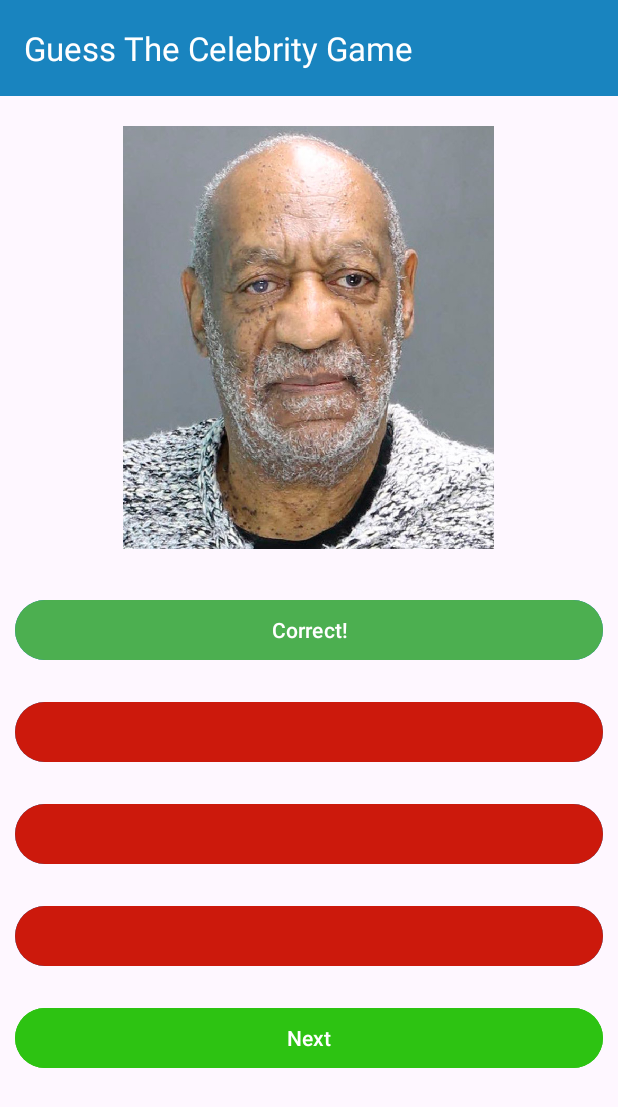
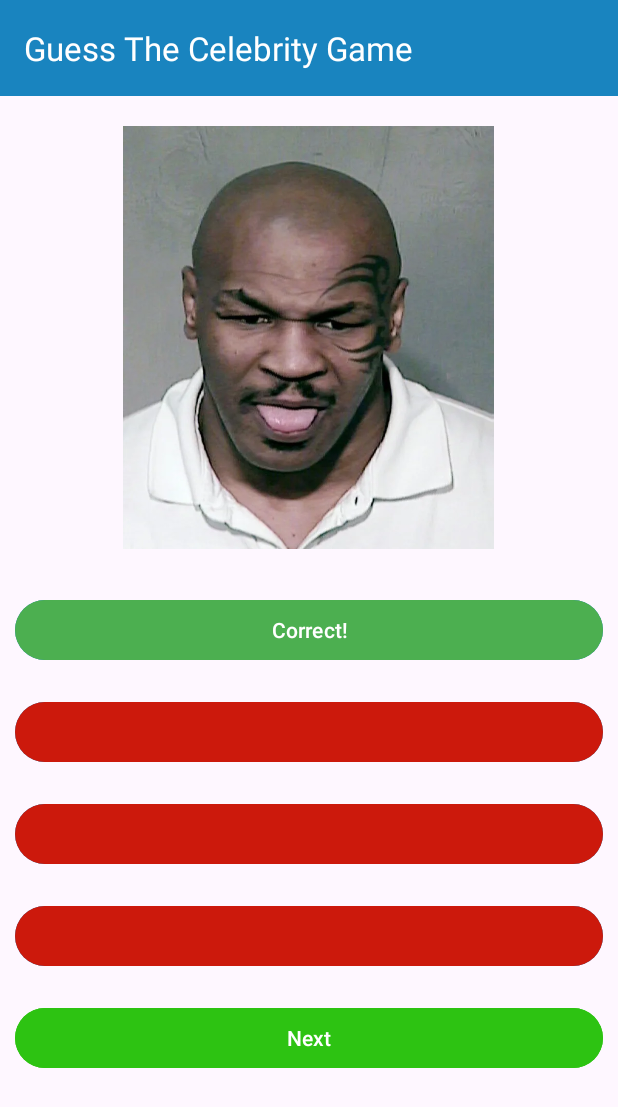
Before and after one commit to Pmacdon15/Guess-The-Celebrity-Game, an Android app: the GameActivity screen opened directly, with no data from a screen before it, after a tap on "Mike Tyson", on a phone screen of 412 x 824 dp. Shown: the top 1107 px of the screen. Run offline under Robolectric (Android 15) with nearby library versions, the phone set to English and light mode, and no system bars; 3 other taps on this screen came first.

Commit message:
game now has two images

```diff
--- a/app/src/main/java/com/example/assignment_2_project/GameActivity.java
+++ b/app/src/main/java/com/example/assignment_2_project/GameActivity.java
@@ -3,17 +3,22 @@ package com.example.assignment_2_project;
 import android.os.Bundle;
 import android.util.Log;
 import android.widget.Button;
+import android.widget.ImageView;
 
 import androidx.annotation.StringRes;
 import androidx.appcompat.app.AppCompatActivity;
 
 public class GameActivity extends AppCompatActivity {
 
+    private ImageView imageViewCelebrity;
     private Button buttonAnswer1;
     private Button buttonAnswer2;
     private Button buttonAnswer3;
-    private Button buttonNextRound;
+    private Button buttonAnswer4;
+    private Button buttonNext;
     private final String[] correctGuesses = {"Bill Cosby", "Mike Tyson"};
+    private final int[] resourceFiles = {R.drawable.cosby, R.drawable.tyson};
+
     // 2D array of incorrect guesses for each round
     private final String[][] incorrectGuesses = {
             {"Bill Nye", "Bill Gates", "Bill Clinton"},
@@ -29,11 +34,12 @@ public class GameActivity extends AppCompatActivity {
         super.onCreate(savedInstanceState);
         setContentView(R.layout.activity_game);
 
+        imageViewCelebrity = findViewById(R.id.imageView_Celebrity);
         buttonAnswer1 = findViewById(R.id.button_Answer1);
         buttonAnswer2 = findViewById(R.id.button_Answer2);
         buttonAnswer3 = findViewById(R.id.button_Answer3);
-        buttonNextRound = findViewById(R.id.button_Answer4);
-        Button buttonNext = findViewById(R.id.button_Next);
+        buttonAnswer4 = findViewById(R.id.button_Answer4);
+        buttonNext = findViewById(R.id.button_Next);
 
         setupButtons(0);
 
@@ -48,20 +54,27 @@ public class GameActivity extends AppCompatActivity {
 
 
     private void setupButtons(int round) {
+        imageViewCelebrity.setImageResource(resourceFiles[round]);
         buttonAnswer1.setText(correctGuesses[round]);
         buttonAnswer2.setText(incorrectGuesses[round][0]);
         buttonAnswer3.setText(incorrectGuesses[round][1]);
-        buttonNextRound.setText(incorrectGuesses[round][2]);
+        buttonAnswer4.setText(incorrectGuesses[round][2]);
+
+        buttonAnswer1.setBackgroundColor(getResources().getColor(R.color.blue, null));
+        buttonAnswer2.setBackgroundColor(getResources().getColor(R.color.blue, null));
+        buttonAnswer3.setBackgroundColor(getResources().getColor(R.color.blue, null));
+        buttonAnswer4.setBackgroundColor(getResources().getColor(R.color.blue, null));
+
 
         buttonAnswer1.setOnClickListener(view -> {
             buttonAnswer1.setText(R.string.correct);
             buttonAnswer2.setText("");
             buttonAnswer3.setText("");
-            buttonNextRound.setText("");
+            buttonAnswer4.setText("");
             buttonAnswer1.setBackgroundColor(getResources().getColor(R.color.green, null));
             buttonAnswer2.setBackgroundColor(getResources().getColor(R.color.red, null));
             buttonAnswer3.setBackgroundColor(getResources().getColor(R.color.red, null));
-            buttonNextRound.setBackgroundColor(getResources().getColor(R.color.red, null));
+            buttonAnswer4.setBackgroundColor(getResources().getColor(R.color.red, null));
         });
 
     }
--- a/app/src/main/res/values/colors.xml
+++ b/app/src/main/res/values/colors.xml
@@ -4,4 +4,5 @@
     <color name="white">#FFFFFFFF</color>
     <color name="green">#4CAF50</color>
     <color name="red">#CC190C</color>
+    <color name="blue">#1984BF</color>
 </resources>
```
